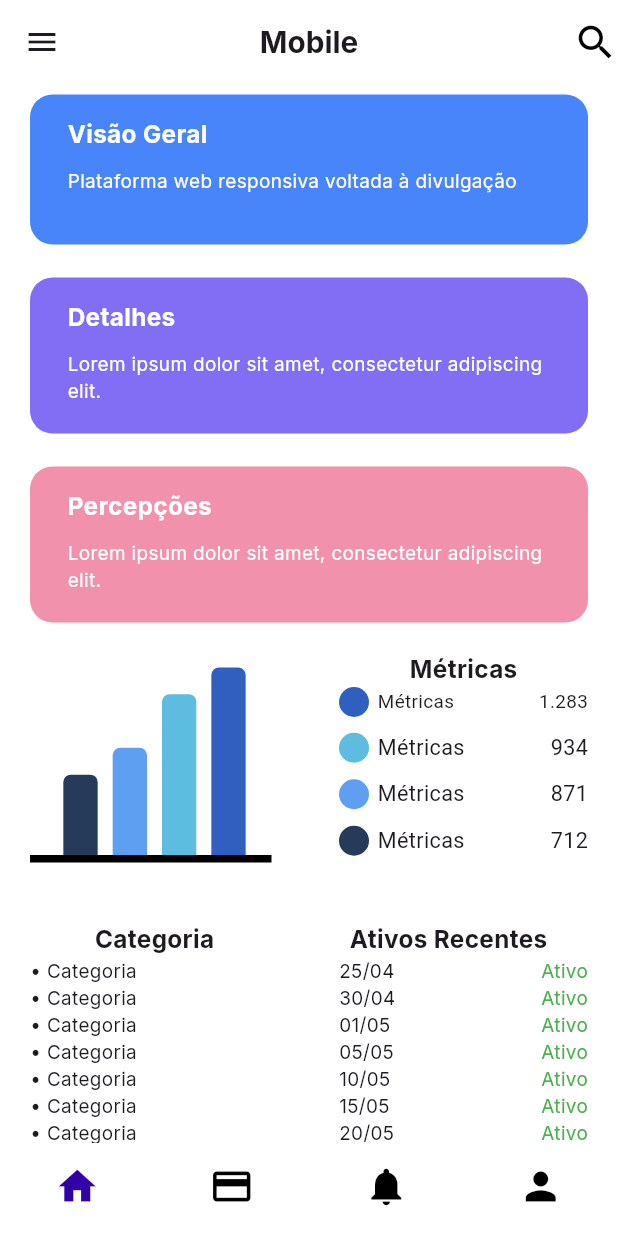
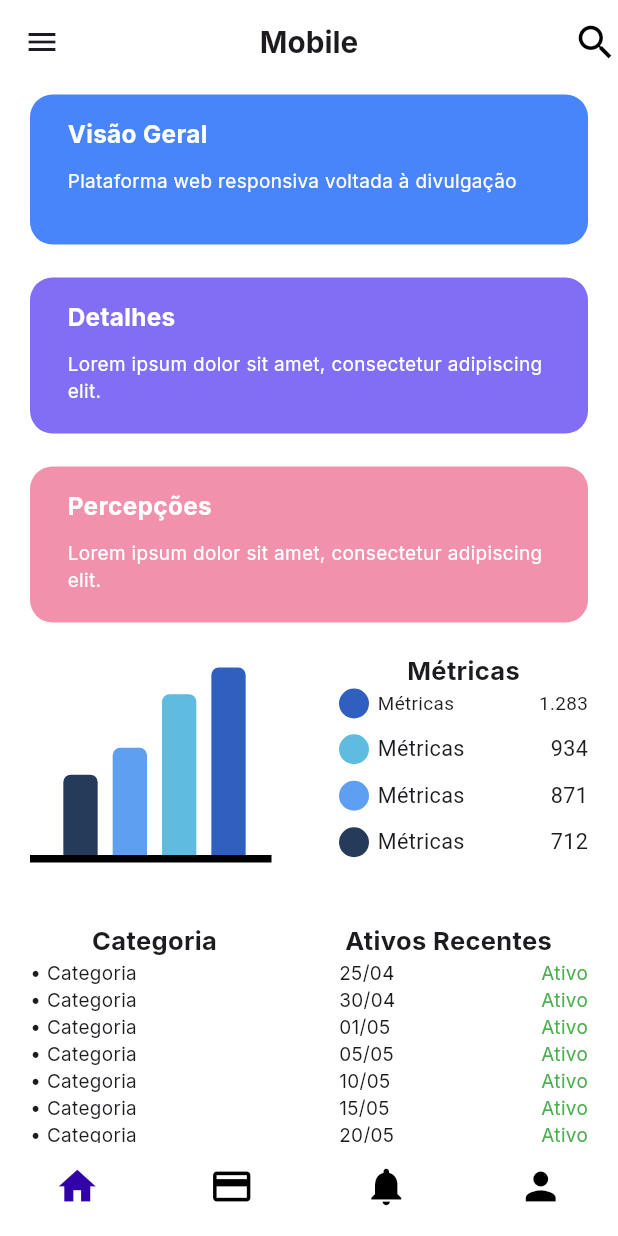
Before and after one commit to LuisGFurlan/Estat-sticas, a Flutter app: the screen it shows after launch, on a phone screen of 412 x 824 dp. Run offline on Flutter 3.47's test engine with Material 3 defaults, Android fonts, the phone set to English and light mode, and no system bars; drawn by our look-alikes of fl_chart; our stand-ins replace flutter_screenutil; missing offline and left inert: unique_simple_bar_chart.

Commit message:
Refactor : Tamanho das fontes

```diff
--- a/lib/widgets/ativos_custom.dart
+++ b/lib/widgets/ativos_custom.dart
@@ -1,4 +1,5 @@
 import 'package:flutter/material.dart';
+import 'package:flutter_screenutil/flutter_screenutil.dart';
 
 class AtivosCustom extends StatefulWidget {
   const AtivosCustom({super.key});
@@ -22,7 +23,7 @@ class _AtivosCustomState extends State<AtivosCustom> {
                 children: [
                   Padding(
                     padding: const EdgeInsets.only(right: 20),
-                    child: Text("Ativos Recentes", style: TextStyle(fontSize: 18, fontFamily: "Inter", fontWeight: FontWeight.bold)),
+                    child: Text("Ativos Recentes", style: TextStyle(fontSize: 16.5.sp, fontFamily: "Inter", fontWeight: FontWeight.bold)),
                   ),
                   Align(
                     alignment: Alignment.centerLeft,
--- a/lib/widgets/categorias_custom.dart
+++ b/lib/widgets/categorias_custom.dart
@@ -1,4 +1,5 @@
 import 'package:flutter/material.dart';
+import 'package:flutter_screenutil/flutter_screenutil.dart';
 
 class CategoriasCustom extends StatefulWidget {
   const CategoriasCustom({super.key});
@@ -20,7 +21,7 @@ class _CategoriasCustomState extends State<CategoriasCustom> {
               height: 200,
                 child: Column(
                   children: [
-                    Text("Categoria", style: TextStyle(fontSize: 18, fontFamily: "Inter", fontWeight: FontWeight.bold),),
+                    Text("Categoria", style: TextStyle(fontSize: 16.5.sp, fontFamily: "Inter", fontWeight: FontWeight.bold),),
                     Align(
                       alignment: Alignment.centerLeft,
                       child: Column(
--- a/lib/widgets/metrics_custom.dart
+++ b/lib/widgets/metrics_custom.dart
@@ -16,7 +16,7 @@ class _MestricsCustomState extends State<MestricsCustom> {
       height: 150,
       child: Column(
         children: [
-          Text("Métricas", style: TextStyle(fontSize: 18, fontFamily: "Inter", fontWeight: FontWeight.bold),),
+          Text("Métricas", style: TextStyle(fontSize: 16.5.sp, fontFamily: "Inter", fontWeight: FontWeight.bold),),
           Row(
             children: [
               Container(
```
